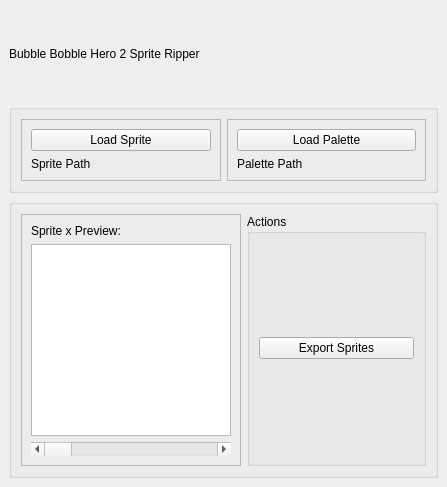
This is bbh2sr/templates/main.ui in mb2g17/BubbleBobbleHero2SpriteRipper as Qt 5 draws it before an edit. The edited form follows.
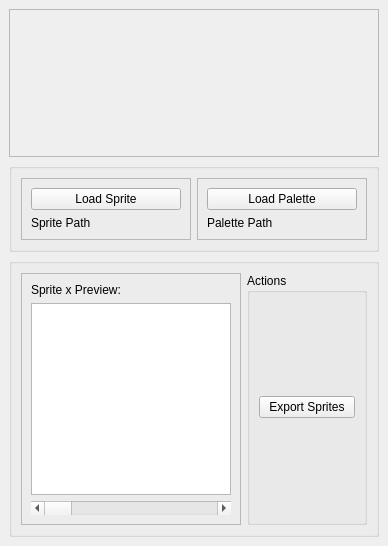
This is the edited form. Icons and pictures are not drawn.

Commit message: Added image to UI and set fixed size

What changed in the file:
```diff
--- a/bbh2sr/templates/main.ui
+++ b/bbh2sr/templates/main.ui
@@ -6,10 +6,22 @@
    <rect>
     <x>0</x>
     <y>0</y>
-    <width>447</width>
-    <height>487</height>
+    <width>388</width>
+    <height>534</height>
    </rect>
   </property>
+  <property name="sizePolicy">
+   <sizepolicy hsizetype="Fixed" vsizetype="Fixed">
+    <horstretch>0</horstretch>
+    <verstretch>0</verstretch>
+   </sizepolicy>
+  </property>
+  <property name="maximumSize">
+   <size>
+    <width>388</width>
+    <height>534</height>
+   </size>
+  </property>
   <property name="windowTitle">
    <string>MainWindow</string>
   </property>
@@ -22,10 +34,52 @@
    </property>
    <layout class="QVBoxLayout" name="verticalLayout">
     <item>
-     <widget class="QLabel" name="label_title">
-      <property name="text">
-       <string>Bubble Bobble Hero 2 Sprite Ripper</string>
+     <widget class="QFrame" name="frame">
+      <property name="frameShape">
+       <enum>QFrame::StyledPanel</enum>
       </property>
+      <property name="frameShadow">
+       <enum>QFrame::Raised</enum>
+      </property>
+      <layout class="QHBoxLayout" name="horizontalLayout_3">
+       <item>
+        <widget class="QLabel" name="label">
+         <property name="sizePolicy">
+          <sizepolicy hsizetype="MinimumExpanding" vsizetype="MinimumExpanding">
+           <horstretch>0</horstretch>
+           <verstretch>0</verstretch>
+          </sizepolicy>
+         </property>
+         <property name="minimumSize">
+          <size>
+           <width>350</width>
+           <height>128</height>
+          </size>
+         </property>
+         <property name="maximumSize">
+          <size>
+           <width>16777215</width>
+           <height>16777215</height>
+          </size>
+         </property>
+         <property name="text">
+          <string/>
+         </property>
+         <property name="textFormat">
+          <enum>Qt::AutoText</enum>
+         </property>
+         <property name="pixmap">
+          <pixmap>../assets/banner.fw.png</pixmap>
+         </property>
+         <property name="scaledContents">
+          <bool>true</bool>
+         </property>
+         <property name="wordWrap">
+          <bool>false</bool>
+         </property>
+        </widget>
+       </item>
+      </layout>
      </widget>
     </item>
     <item>
```
The commit also changes 1 other file.
